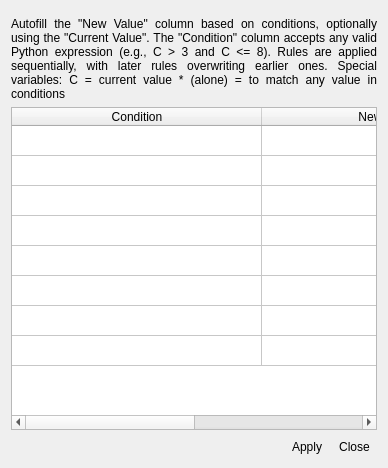
Before: the Qt Designer form ThRasE/ui/autofill_dialog.ui in SMByC/ThRasE, drawn with Qt 5.
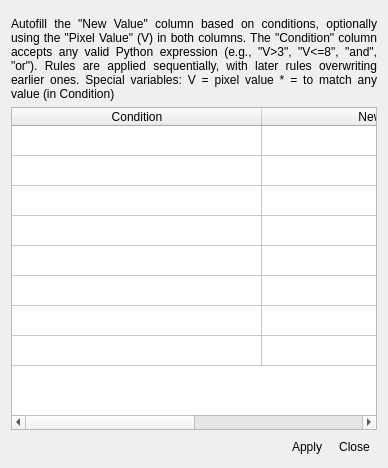
After: the same form once the commit is applied. Icons and pictures are not drawn. Custom widgets are drawn as their Qt base class.

Commit message: Improvements in the Autofill tool

The edit to the form file:
```diff
--- a/ThRasE/ui/autofill_dialog.ui
+++ b/ThRasE/ui/autofill_dialog.ui
@@ -39,11 +39,11 @@
    <item>
     <widget class="QLabel" name="label">
      <property name="text">
-      <string>Autofill the &quot;New Value&quot; column based on conditions, optionally using the &quot;Current Value&quot;. The &quot;Condition&quot; column accepts any valid Python expression (e.g., C &gt; 3 and C &lt;= 8). Rules are applied sequentially, with later rules overwriting earlier ones.
+      <string>Autofill the &quot;New Value&quot; column based on conditions, optionally using the &quot;Pixel Value&quot; (V) in both columns. The &quot;Condition&quot; column accepts any valid Python expression (e.g., "V&gt;3", "V&lt;=8", "and", "or"). Rules are applied sequentially, with later rules overwriting earlier ones.
 
 Special variables:
-      C = current value
-      * (alone) = to match any value in conditions</string>
+      V = pixel value
+      * = to match any value (in Condition)</string>
      </property>
      <property name="alignment">
       <set>Qt::AlignJustify|Qt::AlignVCenter</set>
```
The commit also changes 2 other files.
